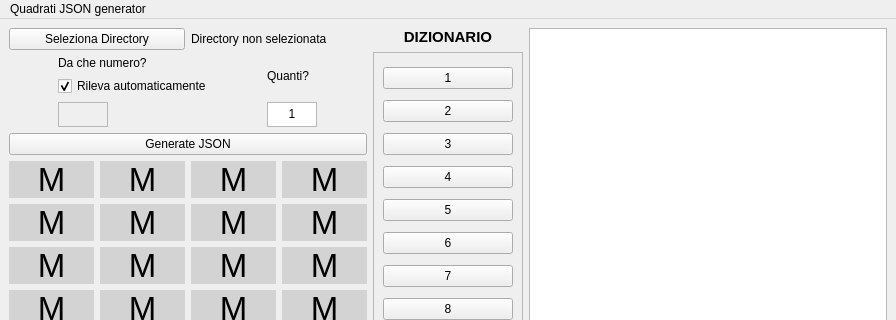
MarcoRizz/quadrati_JSON_generator, file mainwindow.ui: the form before one commit; both pictures show x 0 to 896 and y 0 to 320 of the 896 by 805 pixel window.
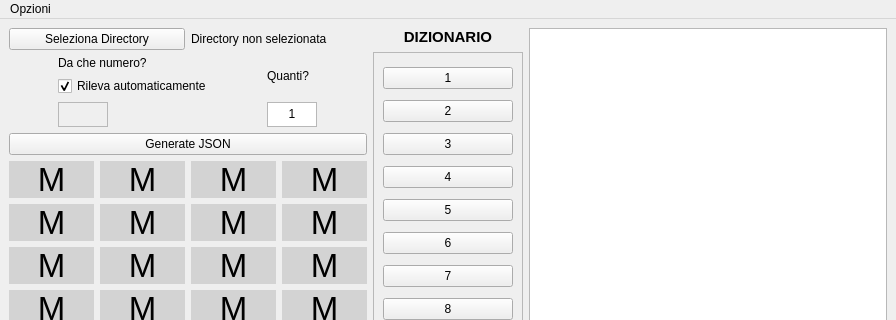
The form after the commit. Custom widgets are drawn as their Qt base class.

```diff
--- a/mainwindow.ui
+++ b/mainwindow.ui
@@ -930,7 +930,7 @@
    </property>
    <widget class="QMenu" name="menuQuadrati_JSON_generator">
     <property name="title">
-     <string>Quadrati JSON generator</string>
+     <string>Opzioni</string>
     </property>
    </widget>
    <addaction name="menuQuadrati_JSON_generator"/>
```
Left out of the diff: 6 changed lines with no effect on the pictures.
